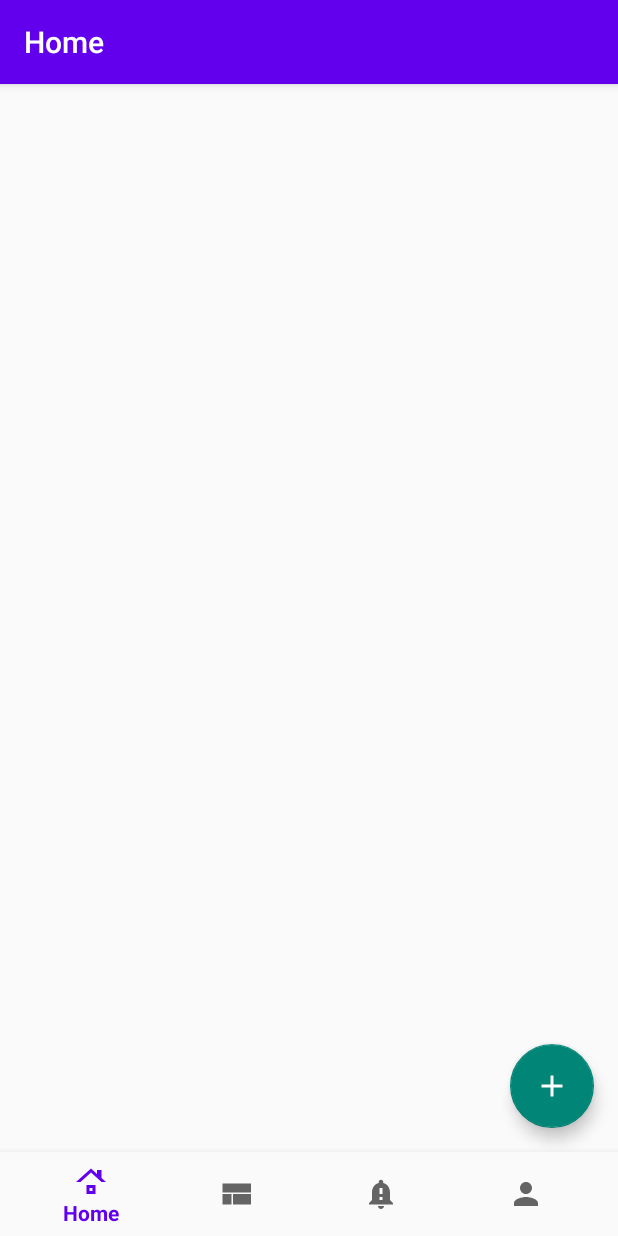
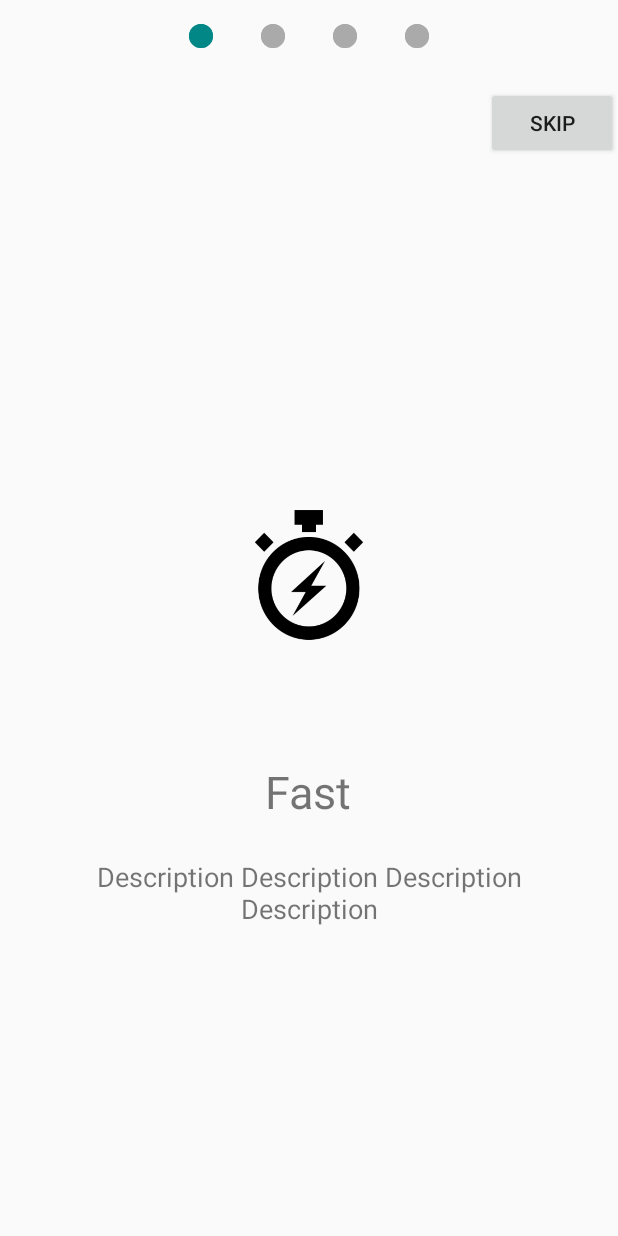
Before and after one commit to hwangevgeniya/ToDoApp, an Android app: the screen it shows after launch (MainActivity), on a phone screen of 412 x 824 dp. Run offline under Robolectric (Android 15) with nearby library versions, the phone set to English and light mode, and no system bars; our stand-ins replace navigation-ui.

```diff
--- a/app/src/main/java/com/geektech/taskapplication/MainActivity.java
+++ b/app/src/main/java/com/geektech/taskapplication/MainActivity.java
@@ -1,16 +1,22 @@
 package com.geektech.taskapplication;
 
 import android.os.Bundle;
+import android.view.View;
 
 import com.google.android.material.bottomnavigation.BottomNavigationView;
 
+import androidx.annotation.NonNull;
+import androidx.annotation.Nullable;
 import androidx.appcompat.app.AppCompatActivity;
 import androidx.navigation.NavController;
+import androidx.navigation.NavDestination;
 import androidx.navigation.Navigation;
 import androidx.navigation.ui.AppBarConfiguration;
 import androidx.navigation.ui.NavigationUI;
 
 import com.geektech.taskapplication.databinding.ActivityMainBinding;
+
+import org.jetbrains.annotations.NotNull;
 
 public class MainActivity extends AppCompatActivity {
 
@@ -25,6 +31,7 @@ public class MainActivity extends AppCompatActivity {
         setContentView(binding.getRoot());
 
         BottomNavigationView navView = findViewById(R.id.nav_view);
+
         // Passing each menu ID as a set of Ids because each
         // menu should be considered as top level destinations.
         AppBarConfiguration appBarConfiguration = new AppBarConfiguration.Builder(
@@ -33,12 +40,42 @@ public class MainActivity extends AppCompatActivity {
 
         navController = Navigation.findNavController(this, R.id.nav_host_fragment_activity_main);
         NavigationUI.setupActionBarWithNavController(this, navController, appBarConfiguration);
+        NavigationUI.setupWithNavController(binding.navView, navController);
+        navController.addOnDestinationChangedListener(new NavController.OnDestinationChangedListener() {
+            @Override
+            public void onDestinationChanged(@NonNull @NotNull NavController controller, @NonNull @NotNull NavDestination destination,
+                                             @Nullable @org.jetbrains.annotations.Nullable Bundle arguments) {
+                if(destination.getId() == R.id.navigation_home ||
+                        destination.getId() == R.id.navigation_dashboard ||
+                        destination.getId() == R.id.navigation_notifications ||
+                        destination.getId() == R.id.profileFragment){
+                    binding.navView.setVisibility(View.VISIBLE);
 
-        NavigationUI.setupWithNavController(binding.navView, navController);
+                } else {
+                    binding.navView.setVisibility(View.INVISIBLE);
+                }
+
+                if(destination.getId() == R.id.boardFragment){
+                    getSupportActionBar().hide();
+                }
+                else {
+                    getSupportActionBar().show();
+                }
+            }
+        });
+
+        if(true)
+        navController.navigate(R.id.boardFragment);
+
+
+
     }
+
+
 
     @Override
     public boolean onSupportNavigateUp() {
         return navController.navigateUp();
     }
+
 }
--- /dev/null
+++ b/app/src/main/java/com/geektech/taskapplication/ui/board/BoardAdapter.java
@@ -0,0 +1,89 @@
+package com.geektech.taskapplication.ui.board;
+
+import android.view.LayoutInflater;
+import android.view.View;
+import android.view.ViewGroup;
+import android.widget.Button;
+import android.widget.ImageView;
+import android.widget.TextView;
+
+import androidx.annotation.NonNull;
+import androidx.recyclerview.widget.RecyclerView;
+
+import com.geektech.taskapplication.R;
+
+import org.jetbrains.annotations.NotNull;
+
+public class BoardAdapter extends RecyclerView.Adapter<BoardAdapter.ViewHolder> {
+
+    private onClickBtns onClickBtns;
+    private String[] titles = new String[]{"Fast", "Free", "Powerful", "Secure"};
+    private int[] images = new int[]{R.drawable.fast_png, R.drawable.free_png, R.drawable.powerful_png, R.drawable.secure};
+
+
+    public void setOnClickBtns(BoardAdapter.onClickBtns onClickBtns) {
+        this.onClickBtns = onClickBtns;
+    }
+    //private OnItemClickListener listener;
+
+    @Override
+    public BoardAdapter.ViewHolder onCreateViewHolder(@NonNull @NotNull ViewGroup parent, int viewType) {
+        View view = LayoutInflater.from(parent.getContext()).inflate(R.layout.pager_board, parent, false);
+        return new ViewHolder(view);
+    }
+
+    @Override
+    public void onBindViewHolder(@NonNull @NotNull ViewHolder holder, int position) {
+        holder.onBind(position);
+    }
+
+
+    @Override
+    public int getItemCount() {
+        return titles.length;
+    }
+
+    public class ViewHolder extends RecyclerView.ViewHolder {
+        private TextView textTitle;
+        private ImageView imageView;
+        private Button btnStart;
+
+
+        public ViewHolder(@NonNull @NotNull View itemView) {
+            super(itemView);
+            textTitle = itemView.findViewById(R.id.textTitle);
+            imageView = itemView.findViewById(R.id.imageView);
+//            btnSkip = itemView.findViewById(R.id.btnSkip);
+            btnStart = itemView.findViewById(R.id.btnStart);
+        }
+
+        public void onBind(int position) {
+            textTitle.setText(titles[position]);
+            imageView.setImageResource(images[position]);
+
+            if (position == images.length - 1) {
+                btnStart.setVisibility(View.VISIBLE);
+
+                btnStart.setOnClickListener(new View.OnClickListener() {
+                    @Override
+                    public void onClick(View v) {
+                        textTitle.setText("HOHOHOHO");
+                        onClickBtns.startFragment();
+                    }
+                });
+
+//                btnSkip.setVisibility(View.INVISIBLE);
+            } else {
+                btnStart.setVisibility(View.INVISIBLE);
+//                btnSkip.setVisibility(View.VISIBLE);
+
+            }
+
+        }
+    }
+
+    public interface onClickBtns {
+        void startFragment();
+    }
+
+}
--- /dev/null
+++ b/app/src/main/java/com/geektech/taskapplication/ui/board/BoardFragment.java
@@ -0,0 +1,88 @@
+package com.geektech.taskapplication.ui.board;
+
+import android.app.Activity;
+import android.os.Bundle;
+
+import androidx.activity.OnBackPressedCallback;
+import androidx.annotation.NonNull;
+import androidx.annotation.Nullable;
+import androidx.fragment.app.Fragment;
+import androidx.fragment.app.FragmentManager;
+import androidx.fragment.app.FragmentTransaction;
+import androidx.navigation.NavController;
+import androidx.navigation.Navigation;
+import androidx.navigation.fragment.FragmentNavigator;
+import androidx.viewpager.widget.ViewPager;
+
+import android.text.method.CharacterPickerDialog;
+import android.view.LayoutInflater;
+import android.view.View;
+import android.view.ViewGroup;
+import android.widget.Adapter;
+import android.widget.Button;
+import android.widget.Toast;
+
+import com.geektech.taskapplication.R;
+import com.geektech.taskapplication.databinding.FragmentBoardBinding;
+import com.geektech.taskapplication.ui.home.HomeFragment;
+import com.google.android.material.tabs.TabLayout;
+import com.google.android.material.tabs.TabLayoutMediator;
+
+import org.jetbrains.annotations.NotNull;
+
+
+public class BoardFragment extends Fragment {
+    FragmentBoardBinding binding;
+    private BoardAdapter adapter;
+
+
+    @Override
+    public View onCreateView(LayoutInflater inflater, ViewGroup container,
+                             Bundle savedInstanceState) {
+        // Inflate the layout for this fragment
+        binding = FragmentBoardBinding.inflate(inflater, container, false);
+
+        return binding.getRoot();
+    }
+
+    @Override
+    public void onViewCreated(@NonNull @NotNull View view, @Nullable @org.jetbrains.annotations.Nullable Bundle savedInstanceState) {
+        super.onViewCreated(view, savedInstanceState);
+        adapter = new BoardAdapter();
+        binding.viewPager.setAdapter(adapter);
+
+        TabLayout tabLayout = view.findViewById(R.id.tabDots);
+        new TabLayoutMediator(tabLayout, binding.viewPager,
+                (tab, position) ->
+                        //tab.setText("OBJECT " + (position + 1))
+                        tab.setIcon(R.drawable.tab_selector)
+        ).attach();
+
+        requireActivity().getOnBackPressedDispatcher().addCallback(getViewLifecycleOwner(), new OnBackPressedCallback(true) {
+            @Override
+            public void handleOnBackPressed() {
+                requireActivity().finish();
+            }
+        });
+
+        skipFragments();
+        binding.btnSkip.setOnClickListener(v -> navigateUp());
+
+
+    }
+
+    private void skipFragments() {
+        adapter.setOnClickBtns(new BoardAdapter.onClickBtns() {
+          @Override
+            public void startFragment() {
+                navigateUp();
+            }
+        });
+    }
+
+    private void navigateUp(){
+        NavController navController = Navigation.findNavController(requireActivity(), R.id.nav_host_fragment_activity_main);
+        navController.navigateUp();
+    }
+
+}
--- a/app/src/main/java/com/geektech/taskapplication/ui/home/HomeFragment.java
+++ b/app/src/main/java/com/geektech/taskapplication/ui/home/HomeFragment.java
@@ -21,6 +21,7 @@ import androidx.recyclerview.widget.RecyclerView;
 
 import com.geektech.taskapplication.R;
 import com.geektech.taskapplication.databinding.FragmentHomeBinding;
+import com.geektech.taskapplication.databinding.ListNewsBinding;
 import com.geektech.taskapplication.ui.models.News;
 import com.google.android.material.floatingactionbutton.FloatingActionButton;
 
@@ -74,8 +75,6 @@ public class HomeFragment extends Fragment implements NewsAdapter.OnItemClickLis
                 }
             }
         });
-
-
         initList();
     }
 
@@ -97,6 +96,7 @@ public class HomeFragment extends Fragment implements NewsAdapter.OnItemClickLis
         isChanged = true;
         News news = adapter.getItem(position);
         openFragment(news);
+
     }
 
     @Override
--- /dev/null
+++ b/app/src/main/res/drawable/tab_indicator_default.xml
@@ -0,0 +1,12 @@
+<?xml version="1.0" encoding="utf-8"?>
+<layer-list xmlns:android="http://schemas.android.com/apk/res/android">
+    <item>
+        <shape
+            android:innerRadius="0dp"
+            android:shape="ring"
+            android:thickness="8dp"
+            android:useLevel="false">
+            <solid android:color="@android:color/darker_gray"/>
+        </shape>
+    </item>
+</layer-list>
--- /dev/null
+++ b/app/src/main/res/drawable/tab_indicator_selected.xml
@@ -0,0 +1,12 @@
+<?xml version="1.0" encoding="utf-8"?>
+<layer-list xmlns:android="http://schemas.android.com/apk/res/android">
+    <item>
+        <shape
+            android:innerRadius="0dp"
+            android:shape="ring"
+            android:thickness="8dp"
+            android:useLevel="false">
+            <solid android:color="@color/teal_700"/>
+        </shape>
+    </item>
+</layer-list>
--- /dev/null
+++ b/app/src/main/res/drawable/tab_selector.xml
@@ -0,0 +1,7 @@
+<?xml version="1.0" encoding="utf-8"?>
+<selector xmlns:android="http://schemas.android.com/apk/res/android">
+    <item android:drawable="@drawable/tab_indicator_selected"
+        android:state_selected="true"/>
+
+    <item android:drawable="@drawable/tab_indicator_default"/>
+</selector>
--- /dev/null
+++ b/app/src/main/res/layout/fragment_board.xml
@@ -0,0 +1,39 @@
+<?xml version="1.0" encoding="utf-8"?>
+<LinearLayout xmlns:android="http://schemas.android.com/apk/res/android"
+    xmlns:app="http://schemas.android.com/apk/res-auto"
+    xmlns:tools="http://schemas.android.com/tools"
+    android:layout_width="match_parent"
+    android:layout_height="match_parent"
+    android:orientation="vertical"
+    tools:context=".ui.board.BoardFragment">
+
+    <!-- TODO: Update blank fragment layout -->
+
+
+    <com.google.android.material.tabs.TabLayout
+
+        android:id="@+id/tabDots"
+        android:layout_width="match_parent"
+        android:layout_height="wrap_content"
+        android:layout_alignParentBottom="true"
+        app:tabBackground="@drawable/tab_selector"
+        app:tabGravity="center"
+        app:tabIndicatorHeight="0dp" />
+
+    <Button
+        android:id="@+id/btnSkip"
+        android:layout_width="wrap_content"
+        android:layout_height="wrap_content"
+        android:layout_gravity="end"
+        android:layout_marginStart="100dp"
+        android:layout_marginTop="10dp"
+        android:text="SKIP" />
+
+
+    <androidx.viewpager2.widget.ViewPager2
+        android:id="@+id/viewPager"
+        android:layout_width="match_parent"
+        android:layout_height="0dp"
+        android:layout_weight="1" />
+
+</LinearLayout>
--- /dev/null
+++ b/app/src/main/res/layout/pager_board.xml
@@ -0,0 +1,43 @@
+<?xml version="1.0" encoding="utf-8"?>
+<LinearLayout xmlns:android="http://schemas.android.com/apk/res/android"
+    android:layout_width="match_parent"
+    android:layout_height="match_parent"
+    android:orientation="vertical"
+    android:gravity="center"
+    android:padding="32dp">
+
+
+
+    <ImageView
+        android:id="@+id/imageView"
+        android:layout_marginTop="100dp"
+        android:layout_width="200dp"
+        android:layout_height="200dp"
+        android:src="@mipmap/ic_launcher_round"/>
+
+    <TextView
+        android:id="@+id/textTitle"
+        android:layout_width="wrap_content"
+        android:layout_height="wrap_content"
+        android:layout_marginTop="24dp"
+        android:textSize="30sp"
+        android:text="Title"/>
+
+    <TextView
+        android:id="@+id/textDesc"
+        android:text="Description Description Description Description"
+        android:textSize="18sp"
+        android:layout_marginTop="24dp"
+        android:gravity="center"
+        android:layout_width="wrap_content"
+        android:layout_height="wrap_content"/>
+
+    <Button
+        android:id="@+id/btnStart"
+        android:text="START"
+        android:layout_marginTop="24dp"
+        android:layout_width="wrap_content"
+        android:layout_height="wrap_content"/>
+
+
+</LinearLayout>
--- a/app/src/main/res/navigation/mobile_navigation.xml
+++ b/app/src/main/res/navigation/mobile_navigation.xml
@@ -32,4 +32,9 @@
         android:name="com.geektech.taskapplication.ui.fragment.ProfileFragment"
         android:label="fragment_profile"
         tools:layout="@layout/fragment_profile" />
+    <fragment
+        android:id="@+id/boardFragment"
+        android:name="com.geektech.taskapplication.ui.board.BoardFragment"
+        android:label="fragment_board"
+        tools:layout="@layout/fragment_board" />
 </navigation>
--- a/app/src/main/res/values/strings.xml
+++ b/app/src/main/res/values/strings.xml
@@ -5,4 +5,5 @@
     <string name="title_notifications">Notifications</string>
     <!-- TODO: Remove or change this placeholder text -->
     <string name="hello_blank_fragment">Hello blank fragment</string>
+    <string name="hello">HELLO</string>
 </resources>
```
Also changed, not shown: app/src/main/res/drawable/fast_png.png (added), app/src/main/res/drawable/free_png.png (added), app/src/main/res/drawable/powerful_png.png (added), app/src/main/res/drawable/secure.png (added).
